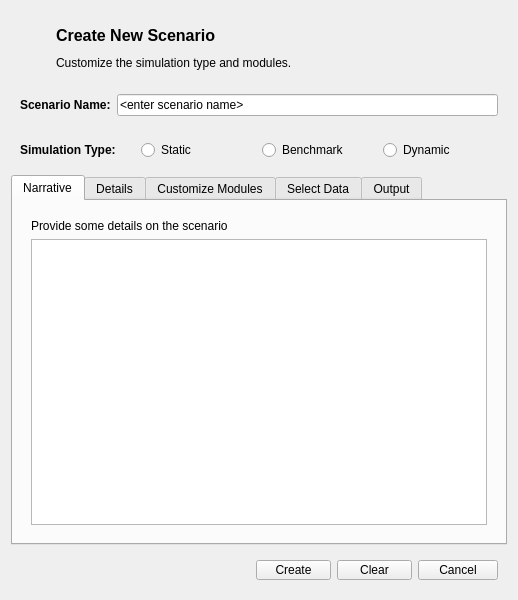
Before: the Qt Designer form gui/newscenario.ui in petermbach/urbanbeats-pss, drawn with Qt 5.
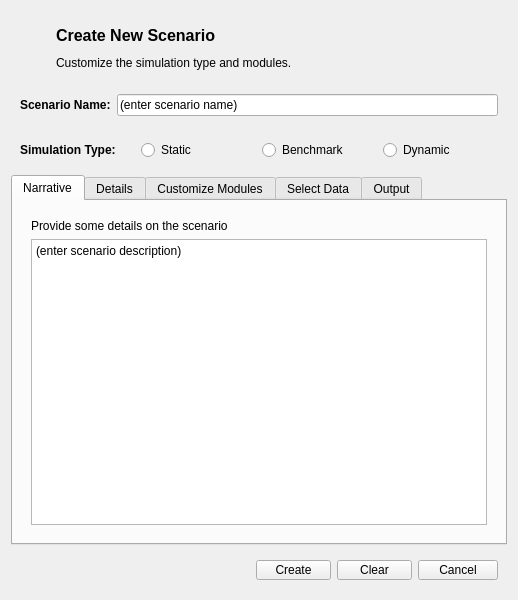
After: the same form once the commit is applied. Icons and pictures are not drawn.

The edit to the form file:
```diff
--- a/gui/newscenario.ui
+++ b/gui/newscenario.ui
@@ -89,7 +89,7 @@
          <bool>true</bool>
         </property>
         <property name="text">
-         <string>&lt;enter scenario name&gt;</string>
+         <string>(enter scenario name)</string>
         </property>
         <property name="readOnly">
          <bool>false</bool>
@@ -189,7 +189,7 @@
             <string/>
            </property>
            <property name="plainText">
-            <string>&lt;enter scenario description&gt;</string>
+            <string>(enter scenario description)</string>
            </property>
           </widget>
          </item>
```
Left out of the diff: 2 changed lines with no effect on the pictures.
